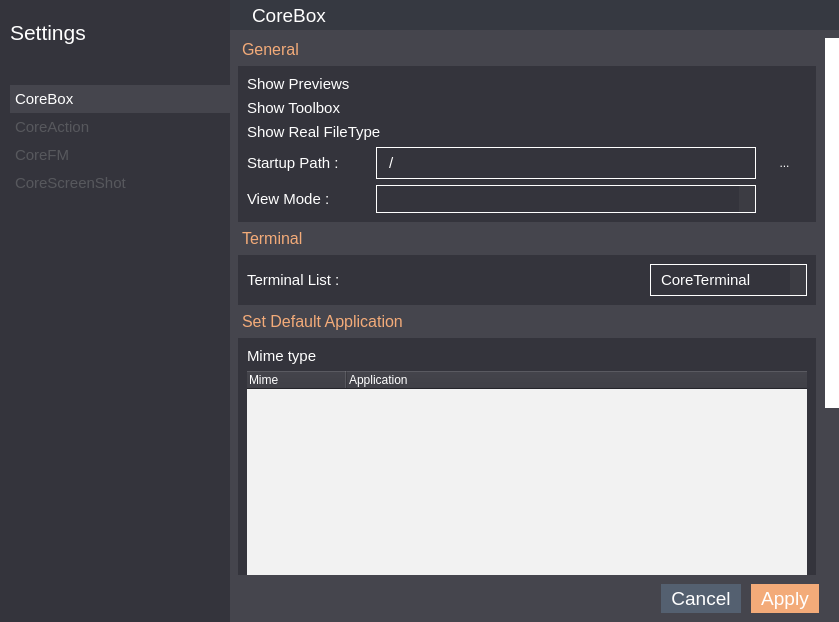
Before: the Qt Designer form app/settings/settings.ui in rahmanshaber/corebox, drawn with Qt 5.
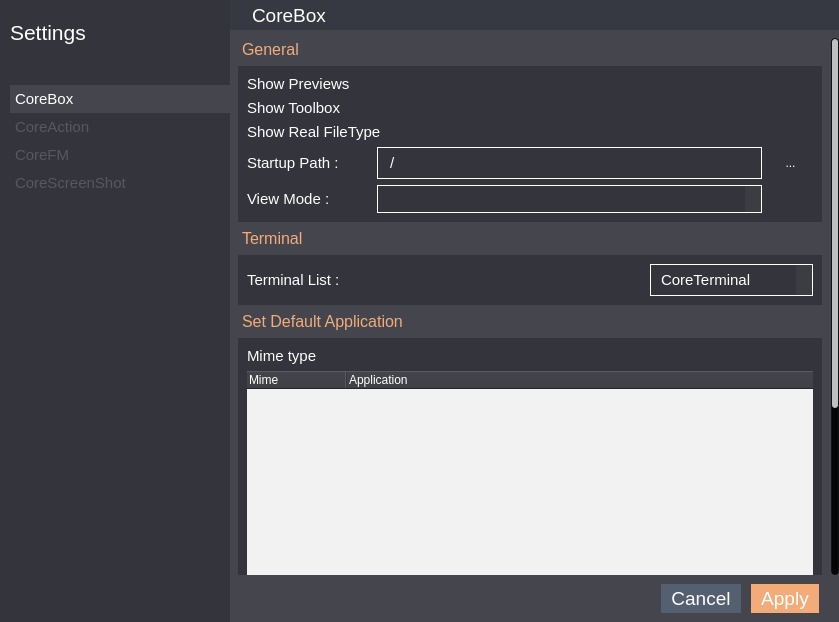
After: the same form once the commit is applied. The open tabs and pages were chosen to show the change. Icons and pictures are not drawn.

What changed in the file:
```diff
--- a/app/settings/settings.ui
+++ b/app/settings/settings.ui
@@ -1358,25 +1358,28 @@
        <item>
         <widget class="QScrollArea" name="scrollArea">
          <property name="styleSheet">
-          <string notr="true">
-QScrollBar::groove:vertical {
-    background: red;
-    position: absolute;
-    left: 4px; right: 4px;
-}
+          <string notr="true">QScrollBar:vertical {
+background-color: rgba( 0, 0, 0, 72% );
+max-width: 8px;
+border-radius: 4px;
+padding: 1px; }
 
 QScrollBar::handle:vertical {
-   background: white;
-   height:10px;
-}
-
-QScrollBar::add-page:vertical {
-    background: #45454D;
-}
+background-color: silver;
+max-width: 6px;
+border-radius: 3px; }
 
 QScrollBar::sub-page:vertical {
-    background: #45454D;
-}</string>
+background-color: rgba( 0, 0, 0, 72% ); }
+
+QScrollBar::add-page:vertical {
+background-color: rgba( 0, 0, 0, 72% ); }
+
+QScrollBar::add-line:vertical, 
+QScrollBar::sub-line:vertical {
+width: 0px; height: 0px; }
+
+</string>
          </property>
          <property name="verticalScrollBarPolicy">
           <enum>Qt::ScrollBarAlwaysOn</enum>
@@ -1389,8 +1392,8 @@
            <rect>
             <x>0</x>
             <y>0</y>
-            <width>587</width>
-            <height>842</height>
+            <width>593</width>
+            <height>780</height>
            </rect>
           </property>
           <layout class="QVBoxLayout" name="verticalLayout">
```
